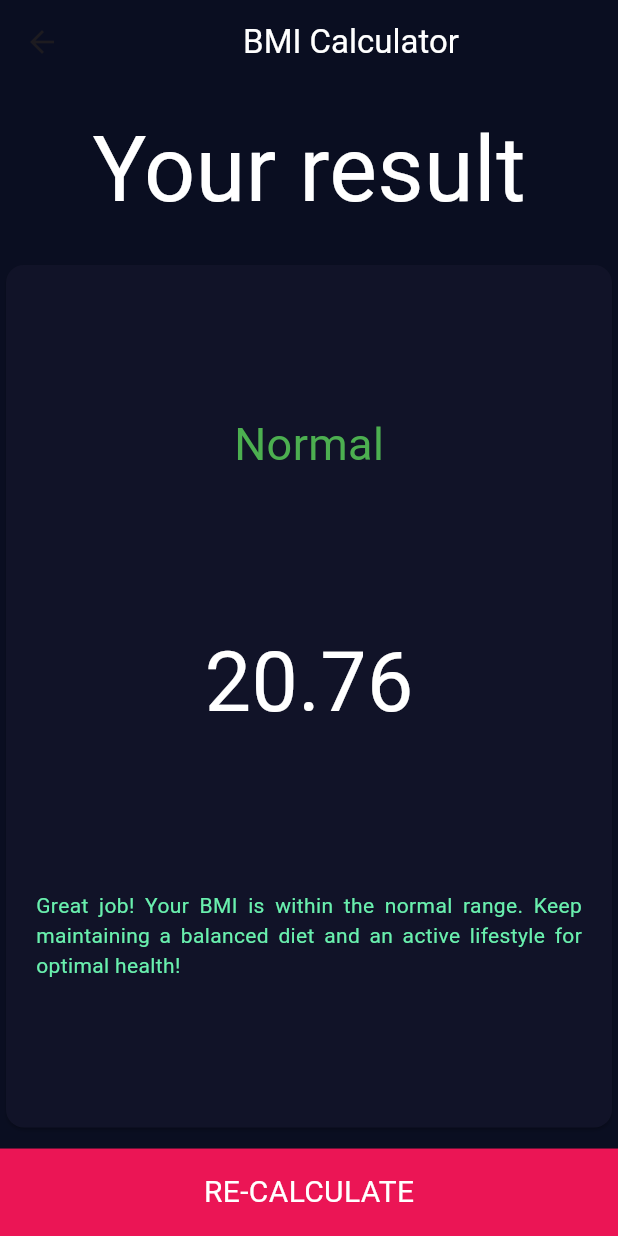
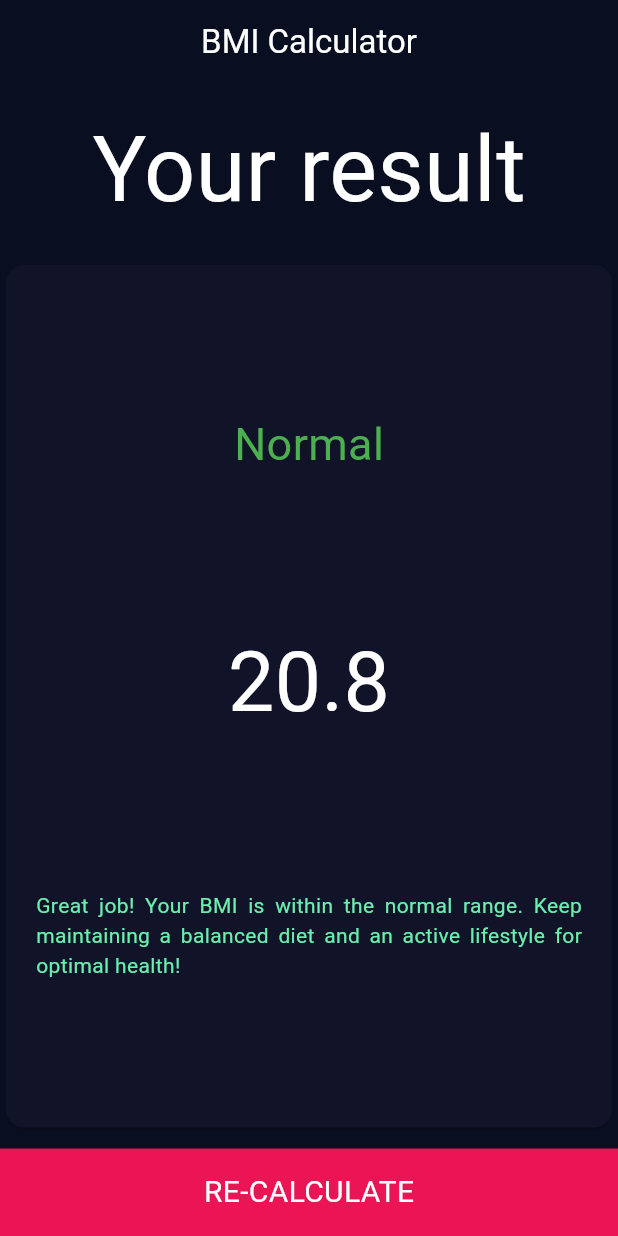
Before and after one commit to Seyam7/bmi_flutter, a Flutter app: the screen it shows after launch, after a tap on "CALCULATE", on a phone screen of 412 x 824 dp. Run offline on Flutter 3.47's test engine with Material 3 defaults, Android fonts, the phone set to English and light mode, and no system bars.

Commit message:
app bar back button removed and result digit updated

```diff
--- a/lib/result_page.dart
+++ b/lib/result_page.dart
@@ -28,6 +28,7 @@ class ResultPage extends StatelessWidget {
     return Scaffold(
       backgroundColor: bgColor,
       appBar: AppBar(
+        automaticallyImplyLeading: false,
         backgroundColor: bgColor,
         title: Center(
           child: Text(
@@ -54,7 +55,7 @@ class ResultPage extends StatelessWidget {
                 mainAxisAlignment: MainAxisAlignment.spaceEvenly,
                 children: [
                   Text('$status',style: TextStyle(color: Colors.green,fontSize: 30),),
-                  Text('${result.toStringAsFixed(2)}',style: TextStyle(color: Colors.white,fontSize: 55),),
+                  Text('${result.toStringAsFixed(1)}',style: TextStyle(color: Colors.white,fontSize: 55),),
                   Padding(
                     padding: const EdgeInsets.symmetric(horizontal: 20),
                     child: Text(
```
